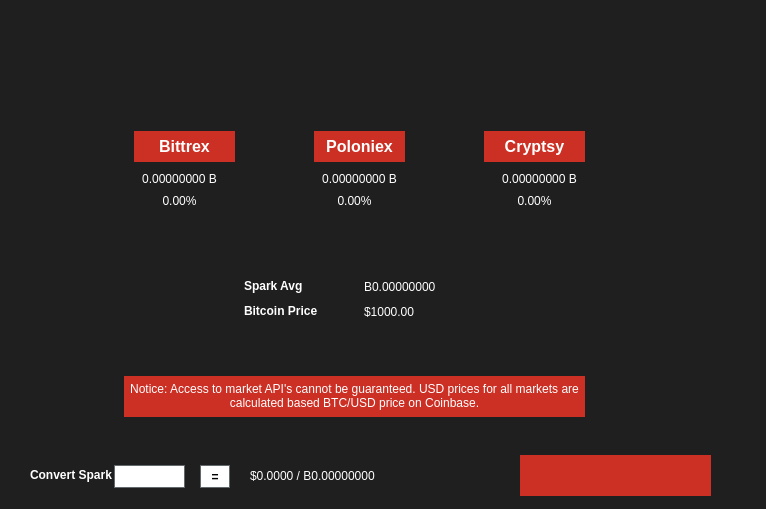
First picture: the form in src/qt/forms/poolbrowser.ui, repository Spark-Project/Spark, before the edit.
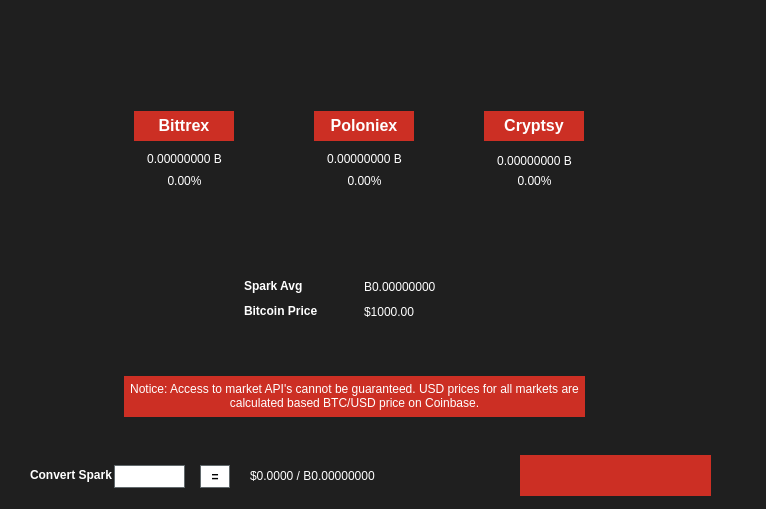
Second picture: the form after the edit. The open tabs and pages were chosen to show the change. Icons and pictures are not drawn. Custom widgets are drawn as their Qt base class.

Commit message: Updating V1.1 - Market API

What changed in the file:
```diff
--- a/src/qt/forms/poolbrowser.ui
+++ b/src/qt/forms/poolbrowser.ui
@@ -110,8 +110,8 @@
          <property name="geometry">
           <rect>
            <x>430</x>
-           <y>130</y>
-           <width>111</width>
+           <y>110</y>
+           <width>101</width>
            <height>81</height>
           </rect>
          </property>
@@ -120,10 +120,22 @@
            <rect>
             <x>0</x>
             <y>0</y>
-            <width>101</width>
-            <height>31</height>
+            <width>100</width>
+            <height>30</height>
            </rect>
           </property>
+          <property name="minimumSize">
+           <size>
+            <width>100</width>
+            <height>30</height>
+           </size>
+          </property>
+          <property name="maximumSize">
+           <size>
+            <width>100</width>
+            <height>30</height>
+           </size>
+          </property>
           <property name="styleSheet">
            <string notr="true">border:0;color:white;background-color:#cc2f24;font-family: Segoe UI;</string>
           </property>
@@ -134,10 +146,10 @@
          <widget class="QLabel" name="lblOverviewCryptsyBtc">
           <property name="geometry">
            <rect>
-            <x>10</x>
+            <x>0</x>
             <y>40</y>
-            <width>91</width>
-            <height>16</height>
+            <width>101</width>
+            <height>20</height>
            </rect>
           </property>
           <property name="styleSheet">
@@ -156,9 +168,9 @@
           </property>
           <property name="geometry">
            <rect>
-            <x>-10</x>
+            <x>0</x>
             <y>60</y>
-            <width>121</width>
+            <width>101</width>
             <height>20</height>
            </rect>
           </property>
@@ -177,7 +189,7 @@
          <property name="geometry">
           <rect>
            <x>70</x>
-           <y>130</y>
+           <y>110</y>
            <width>111</width>
            <height>81</height>
           </rect>
@@ -190,10 +202,22 @@
            <rect>
             <x>10</x>
             <y>0</y>
-            <width>101</width>
-            <height>31</height>
+            <width>100</width>
+            <height>30</height>
            </rect>
           </property>
+          <property name="minimumSize">
+           <size>
+            <width>100</width>
+            <height>30</height>
+           </size>
+          </property>
+          <property name="maximumSize">
+           <size>
+            <width>100</width>
+            <height>30</height>
+           </size>
+          </property>
           <property name="styleSheet">
            <string notr="true">border:0;color:white;background-color:#cc2f24;font-family: Segoe UI;</string>
           </property>
@@ -206,7 +230,7 @@
            <rect>
             <x>10</x>
             <y>40</y>
-            <width>91</width>
+            <width>101</width>
             <height>16</height>
            </rect>
           </property>
@@ -226,9 +250,9 @@
           </property>
           <property name="geometry">
            <rect>
-            <x>0</x>
+            <x>10</x>
             <y>60</y>
-            <width>111</width>
+            <width>101</width>
             <height>20</height>
            </rect>
           </property>
@@ -355,7 +379,7 @@
          <property name="geometry">
           <rect>
            <x>250</x>
-           <y>130</y>
+           <y>110</y>
            <width>111</width>
            <height>81</height>
           </rect>
@@ -368,7 +392,7 @@
            <rect>
             <x>10</x>
             <y>40</y>
-            <width>91</width>
+            <width>101</width>
             <height>16</height>
            </rect>
           </property>
@@ -387,10 +411,22 @@
            <rect>
             <x>10</x>
             <y>0</y>
-            <width>91</width>
-            <height>31</height>
+            <width>100</width>
+            <height>30</height>
            </rect>
           </property>
+          <property name="minimumSize">
+           <size>
+            <width>100</width>
+            <height>30</height>
+           </size>
+          </property>
+          <property name="maximumSize">
+           <size>
+            <width>100</width>
+            <height>30</height>
+           </size>
+          </property>
           <property name="styleSheet">
            <string notr="true">border:0;color:white;background-color:#cc2f24;font-family: Segoe UI;</string>
           </property>
@@ -404,9 +440,9 @@
           </property>
           <property name="geometry">
            <rect>
-            <x>-10</x>
+            <x>10</x>
             <y>60</y>
-            <width>121</width>
+            <width>101</width>
             <height>20</height>
            </rect>
           </property>
```
Left out of the diff: 2 changed lines with no effect on the pictures. The commit also changes 1 other file.
